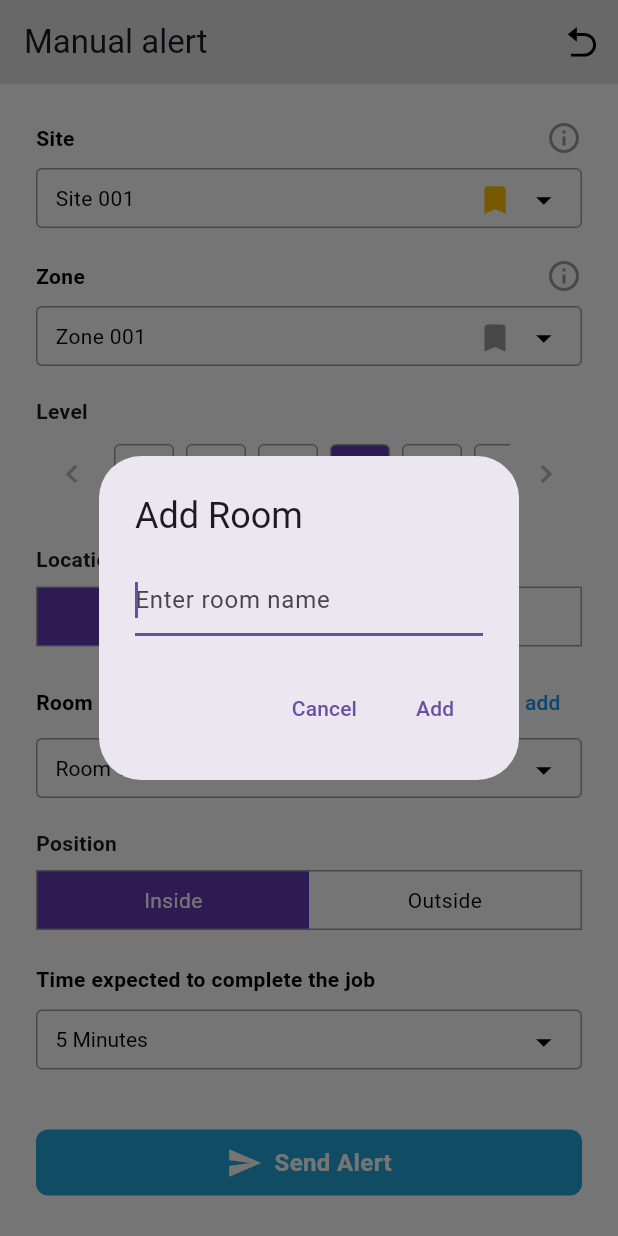
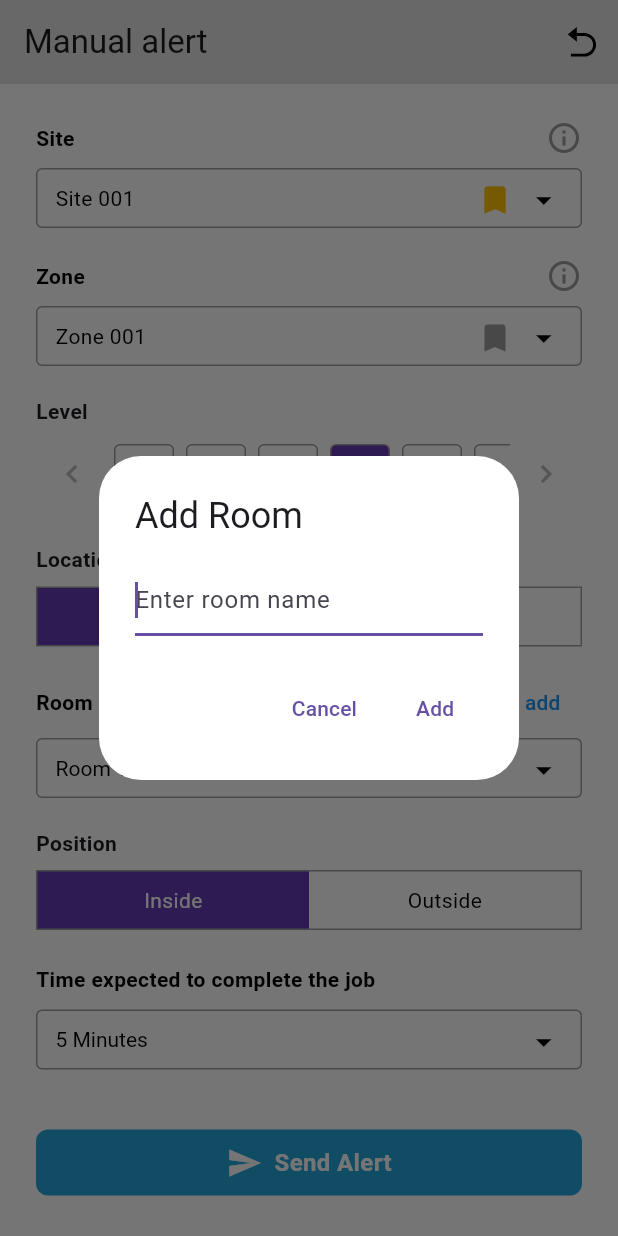
Before and after one commit to essadike-elhafiane/flutter-App, a Flutter app: the ManualAlert screen opened directly, after a tap on "+ add", on a phone screen of 412 x 824 dp. Run offline on Flutter 3.47's test engine with Material 3 defaults, Android fonts, the phone set to English and light mode, and no system bars; our stand-ins replace fl_chart, flutter_svg.

```diff
--- a/lib/components/Dropdown.dart
+++ b/lib/components/Dropdown.dart
@@ -79,13 +79,13 @@ class _DropdownState extends State<Dropdown> {
             ),
             iconSize: 24,
             dropdownColor: Colors.white,
-            isExpanded: true, // Makes dropdown expand to fill the container's width
+            isExpanded: true,
             style: const TextStyle(
-              color: Colors.black, // Text color inside the dropdown
-              fontSize: 14, // Font size of the text
-              fontWeight: FontWeight.w400, // Font weight of the text
+              color: Colors.black,
+              fontSize: 14,
+              fontWeight: FontWeight.w400,
             ),
-            underline: Container(), // Remove the default underline
+            underline: Container(),
             onChanged: (String? newValue) {
               setState(() {
                 dropdownValue = newValue!;
@@ -111,6 +111,7 @@ class _DropdownState extends State<Dropdown> {
       context: context,
       builder: (BuildContext context) {
         return AlertDialog(
+          backgroundColor: Colors.white,
           title: const Text('Add Room'),
           content: TextField(
             decoration: const InputDecoration(hintText: 'Enter room name'),
--- a/lib/components/ObservationsChart.dart
+++ b/lib/components/ObservationsChart.dart
@@ -46,7 +46,7 @@ class ObservationChart extends StatelessWidget {
                     showModalBottomSheet(
               context: context,
               builder: (BuildContext context) {
-                return const BottomSheetContent(); // Display the bottom sheet content
+                return const BottomSheetContent();
               },
             );
                   },
--- a/lib/components/popup.dart
+++ b/lib/components/popup.dart
@@ -18,7 +18,6 @@ class BottomSheetContent extends StatelessWidget {
         ),
       ),
       child: Column(
-        // mainAxisAlignment: MainAxisAlignment.center,
         children: <Widget>[
           Container(
             padding: const EdgeInsets.only( right: 25.0),
--- a/lib/components/progressChart.dart
+++ b/lib/components/progressChart.dart
@@ -92,7 +92,7 @@ class _ProgressChartState extends State<ProgressChart> {
                                   response.touchedSection != null) {
                                 touchedIndex = response
                                     .touchedSection!.touchedSectionIndex;
-                                _startHideTimer(); // Start the timer to hide the tooltip
+                                _startHideTimer();
                               } else {
                                 touchedIndex = null;
                               }
--- a/lib/components/topbar.dart
+++ b/lib/components/topbar.dart
@@ -1,11 +1,10 @@
-// topbar.dart
 import 'package:flutter/material.dart';
 
 class TopBar extends StatelessWidget implements PreferredSizeWidget {
   const TopBar({super.key});
 
   @override
-  Size get preferredSize => const Size.fromHeight(56.0); // Height of the AppBar
+  Size get preferredSize => const Size.fromHeight(56.0);
 
   @override
   Widget build(BuildContext context) {
@@ -34,7 +33,7 @@ class TopBar extends StatelessWidget implements PreferredSizeWidget {
         ),
         IconButton(
           icon: ClipRRect(
-            borderRadius: BorderRadius.circular(17.5), // Half of the width/height to make it fully round
+            borderRadius: BorderRadius.circular(17.5),
             child: Image.asset(
               'assets/images/img.jpg',
               width: 35.0,
--- a/lib/pages/manual.dart
+++ b/lib/pages/manual.dart
@@ -22,9 +22,9 @@ class _ManualAlertState extends State<ManualAlert> {
   Widget build(BuildContext context) {
     return Scaffold(
       appBar: AppBar(
-        automaticallyImplyLeading: false, // Remove the default back button
+        automaticallyImplyLeading: false,
         backgroundColor:
-            const Color(0xFFE3E3E3), // Set the background color to gray
+            const Color(0xFFE3E3E3),
         title: const Text('Manual alert'),
         centerTitle: false,
         actions: [
@@ -35,7 +35,7 @@ class _ManualAlertState extends State<ManualAlert> {
               height: 20.0,
             ),
             onPressed: () {
-              Navigator.pop(context); // Your custom action
+              Navigator.pop(context);
             },
           ),
         ],
@@ -365,19 +365,19 @@ class __buildSendAlertButtonState extends State<_buildSendAlertButton> {
 
   void _onTapDown(TapDownDetails details) {
     setState(() {
-      _opacity = 0.5; // Decrease opacity
+      _opacity = 0.5;
     });
   }
 
   void _onTapUp(TapUpDetails details) {
     setState(() {
-      _opacity = 1.0; // Restore opacity
+      _opacity = 1.0;
     });
   }
 
   void _onTapCancel() {
     setState(() {
-      _opacity = 1.0; // Restore opacity
+      _opacity = 1.0;
     });
   }
 
@@ -408,7 +408,7 @@ class __buildSendAlertButtonState extends State<_buildSendAlertButton> {
                 Icons.send,
                 color: Colors.white,
               ),
-              SizedBox(width: 8), // Add spacing between the icon and text
+              SizedBox(width: 8),
               Text(
                 'Send Alert',
                 style: TextStyle(
```
Also changed, not shown: lib/components/body.dart (+1 -12 lines), lib/components/popupElements/popupElemnts.dart (+14 -13 lines), lib/main.dart (+6 -18 lines), pubspec.yaml (+4 -4 lines), assets/images/category.svg (added), assets/images/priority.svg (added), assets/images/subcategory.svg (added), assets/images/tag.svg (added).
